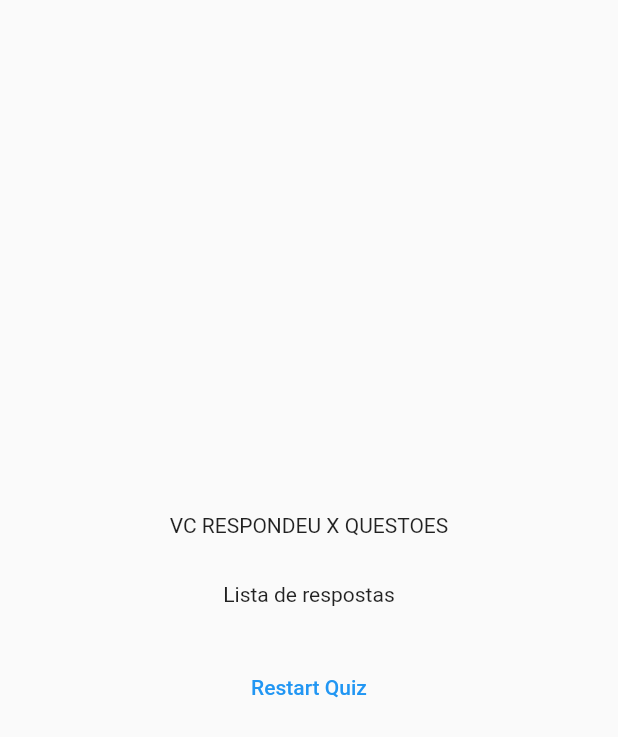
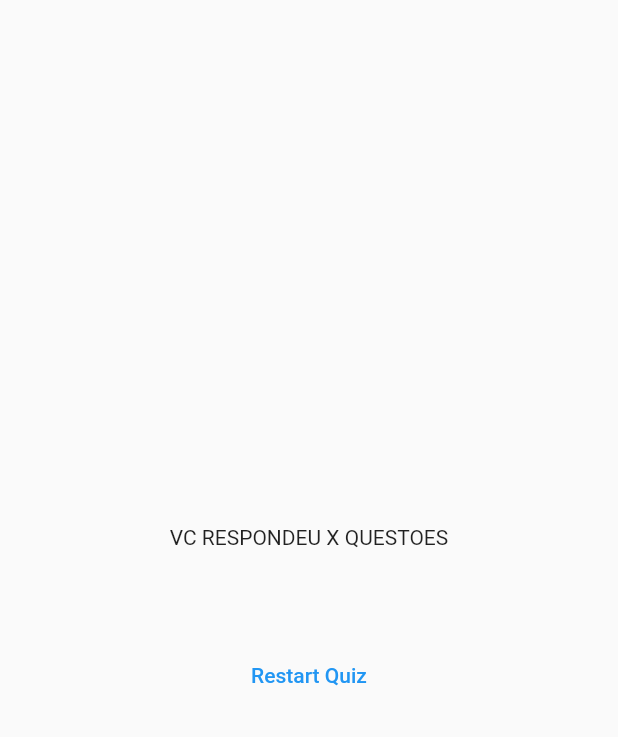
Before and after one commit to ElbertNatan/Flutter-App-Quiz, a Flutter app: the ResultsScreen widget shown alone on an empty page, opened directly with empty values, on a phone screen of 412 x 824 dp. Shown: the top 737 px of the screen. Run offline on Flutter 3.47's test engine with Material 2 defaults, Android fonts, the phone set to English and light mode, and no system bars; our stand-ins replace google_fonts; missing offline and left inert: dart:ffi.

Commit message:
- renderizando sumário

```diff
--- a/quiz_app/lib/quiz.dart
+++ b/quiz_app/lib/quiz.dart
@@ -29,7 +29,6 @@ class _QuizState extends State<Quiz> {
     selectedAnswers.add(answer);
     if (selectedAnswers.length == questions.length) {
       setState(() {
-        selectedAnswers = [];
         activeScreen = 'results-screen';
       });
     }
--- a/quiz_app/lib/results_screen.dart
+++ b/quiz_app/lib/results_screen.dart
@@ -1,5 +1,6 @@
 import 'package:flutter/material.dart';
 import 'package:quiz_app/data/questions.dart';
+import 'package:quiz_app/questions_summary.dart';
 
 class ResultsScreen extends StatelessWidget {
   const ResultsScreen({super.key, required this.choosenAnswers});
@@ -14,7 +15,7 @@ class ResultsScreen extends StatelessWidget {
         'question_index': i,
         'question': questions[i].text,
         'answer': choosenAnswers[i],
-        'correct_answer': questions[i].answers
+        'correct_answer': questions[i].answers[0]
       });
     }
     return summary;
@@ -31,7 +32,7 @@ class ResultsScreen extends StatelessWidget {
           children: [
             const Text('VC RESPONDEU X QUESTOES'),
             const SizedBox(height: 30),
-            const Text('Lista de respostas'),
+            QuestionsSummary(getSummaryData()),
             const SizedBox(height: 30),
             TextButton(onPressed: () {}, child: const Text('Restart Quiz')),
           ],
```
Also changed, not shown: quiz_app/lib/questions_summary.dart (added, +31 -0 lines).
